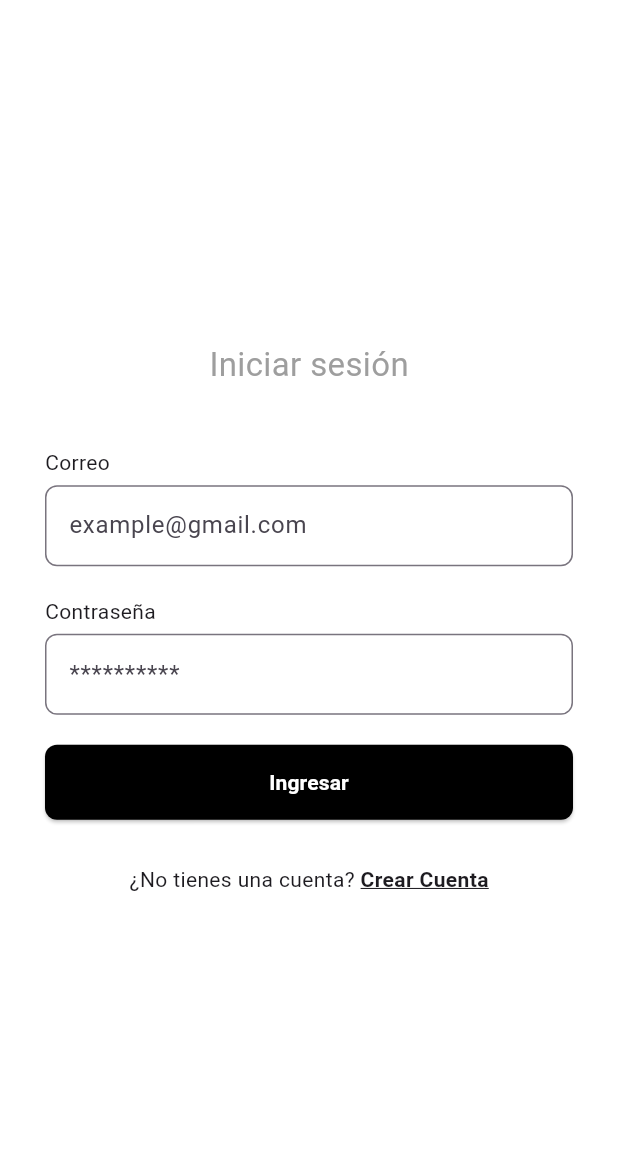
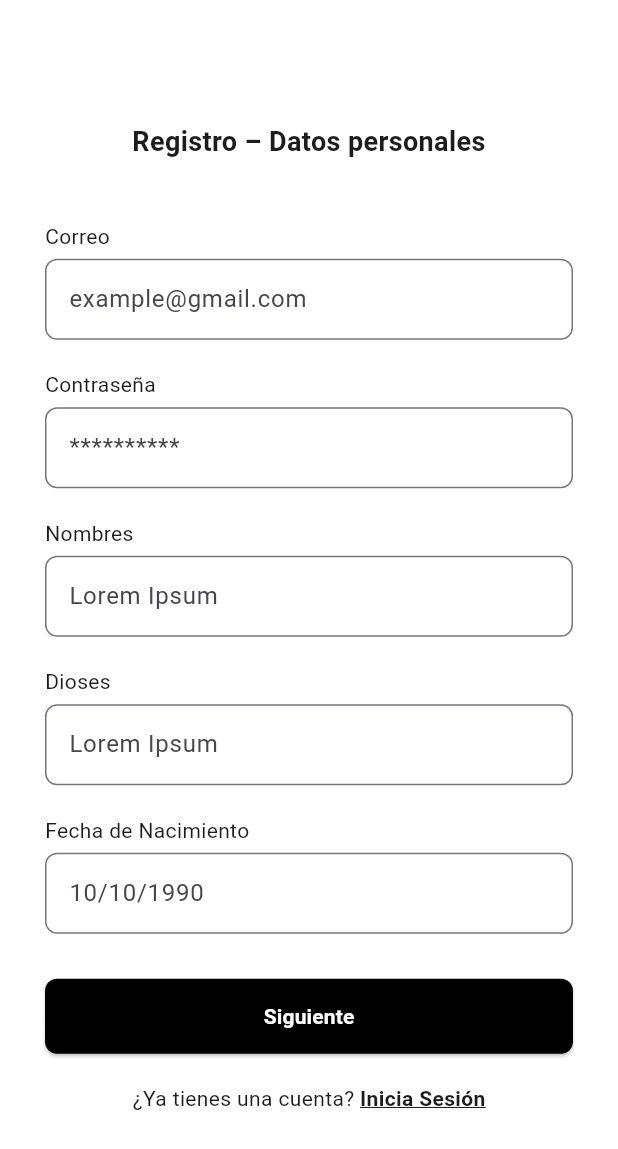
Before and after one commit to TP1202510024/MLTDAH-Frontend, a Flutter app: the screen it shows after launch, after a tap on "Crear Cuenta", on a phone screen of 412 x 824 dp. Shown: the top 1149 px of the screen. Run offline on Flutter 3.47's test engine with Material 3 defaults, Android fonts, the phone set to English and light mode, and no system bars; our stand-ins replace image_picker.

Commit message:
feature/HU-01 Pantallas de registro de usuario

```diff
--- a/lib/main.dart
+++ b/lib/main.dart
@@ -1,8 +1,8 @@
 import 'package:flutter/material.dart';
-import 'package:mltdah_frontend/screens/login_screen.dart';
+import 'routes/app_routes.dart';
 
 void main() {
-  runApp(MyApp());
+  runApp(const MyApp());
 }
 
 class MyApp extends StatelessWidget {
@@ -18,7 +18,8 @@ class MyApp extends StatelessWidget {
         scaffoldBackgroundColor: Colors.white,
         fontFamily: 'Roboto',
       ),
-      home: LoginScreen(),
+      initialRoute: AppRoutes.login,
+      routes: AppRoutes.routes,
     );
   }
 }
--- /dev/null
+++ b/lib/routes/app_routes.dart
@@ -0,0 +1,22 @@
+import 'package:flutter/material.dart';
+import '../screens/login_screen.dart';
+import '../screens/register/register_step1.dart';
+import '../screens/register/register_step2.dart';
+import '../screens/register/register_step3.dart';
+import '../screens/register/register_success.dart';
+
+class AppRoutes {
+  static const String login = '/';
+  static const String registerStep1 = '/register-step1';
+  static const String registerStep2 = '/register-step2';
+  static const String registerStep3 = '/register-step3';
+  static const String registerSuccess = '/register-success';
+
+  static Map<String, WidgetBuilder> routes = {
+    login: (context) => const LoginScreen(),
+    registerStep1: (context) => const RegisterStep1(),
+    registerStep2: (context) => const RegisterStep2(),
+    registerStep3: (context) => const RegisterStep3(),
+    registerSuccess: (context) => const RegisterSuccess(),
+  };
+}
--- a/lib/screens/login_screen.dart
+++ b/lib/screens/login_screen.dart
@@ -1,4 +1,7 @@
 import 'package:flutter/material.dart';
+import '../routes/app_routes.dart';
+import '../widgets/custom_text_field.dart';
+import '../widgets/custom_button.dart';
 
 class LoginScreen extends StatefulWidget {
   const LoginScreen({super.key});
@@ -15,16 +18,14 @@ class _LoginScreenState extends State<LoginScreen> {
     final email = _emailController.text.trim();
     final password = _passwordController.text.trim();
 
-    // Aquí irá la lógica de autenticación (simulada por ahora)
+    // Lógica simulada de autenticación
     if (email == "example@gmail.com" && password == "12345678") {
-      // Acceso concedido
       ScaffoldMessenger.of(context).showSnackBar(
-        SnackBar(content: Text("Inicio de sesión exitoso")),
+        const SnackBar(content: Text("Inicio de sesión exitoso")),
       );
     } else {
-      // Acceso denegado
       ScaffoldMessenger.of(context).showSnackBar(
-        SnackBar(content: Text("Correo o contraseña incorrectos")),
+        const SnackBar(content: Text("Correo o contraseña incorrectos")),
       );
     }
   }
@@ -47,76 +48,25 @@ class _LoginScreenState extends State<LoginScreen> {
               ),
               const SizedBox(height: 40),
 
-              Align(
-                alignment: Alignment.centerLeft,
-                child: Text("Correo"),
-              ),
-              const SizedBox(height: 5),
-              TextField(
+              CustomTextField(
+                label: "Correo",
+                hintText: "example@gmail.com",
                 controller: _emailController,
-                decoration: InputDecoration(
-                  hintText: "example@gmail.com",
-                  border: OutlineInputBorder(
-                    borderRadius: BorderRadius.circular(8),
-                  ),
-                  contentPadding: const EdgeInsets.symmetric(
-                    vertical: 15,
-                    horizontal: 12,
-                  ),
-                ),
+                keyboardType: TextInputType.emailAddress,
               ),
               const SizedBox(height: 20),
 
-              Align(
-                alignment: Alignment.centerLeft,
-                child: Text("Contraseña"),
-              ),
-              const SizedBox(height: 5),
-              TextField(
+              CustomTextField(
+                label: "Contraseña",
+                hintText: "**********",
                 controller: _passwordController,
                 obscureText: true,
-                decoration: InputDecoration(
-                  hintText: "**********",
-                  border: OutlineInputBorder(
-                    borderRadius: BorderRadius.circular(8),
-                  ),
-                  contentPadding: const EdgeInsets.symmetric(
-                    vertical: 15,
-                    horizontal: 12,
-                  ),
-                ),
               ),
-              const SizedBox(height: 10),
+              const SizedBox(height: 20),
 
-             /* Align(
-                alignment: Alignment.centerRight,
-                child: TextButton(
-                  onPressed: () {
-                    // Navegar a "¿Olvidaste tu contraseña?"
-                  },
-                  child: const Text("¿Olvidaste tu contraseña?"),
-                ),
-              ),*/
-
-              const SizedBox(height: 10),
-
-              SizedBox(
-                width: double.infinity,
-                height: 50,
-                child: ElevatedButton(
-                  style: ElevatedButton.styleFrom(
-                    backgroundColor: Colors.black,
-                    foregroundColor: Colors.white,
-                    shape: RoundedRectangleBorder(
-                      borderRadius: BorderRadius.circular(8),
-                    ),
-                  ),
-                  onPressed: _login,
-                  child: const Text(
-                    "Ingresar",
-                    style: TextStyle(fontWeight: FontWeight.bold),
-                  ),
-                ),
+              CustomButton(
+                text: "Ingresar",
+                onPressed: _login,
               ),
               const SizedBox(height: 30),
 
@@ -126,7 +76,7 @@ class _LoginScreenState extends State<LoginScreen> {
                   const Text("¿No tienes una cuenta? "),
                   GestureDetector(
                     onTap: () {
-                      // Navegar a registro
+                      Navigator.pushNamed(context, AppRoutes.registerStep1);
                     },
                     child: const Text(
                       "Crear Cuenta",
--- /dev/null
+++ b/lib/screens/register/register_step1.dart
@@ -0,0 +1,127 @@
+import 'package:flutter/material.dart';
+import '../../routes/app_routes.dart';
+import '../../widgets/custom_text_field.dart';
+import '../../widgets/custom_button.dart';
+
+class RegisterStep1 extends StatefulWidget {
+  const RegisterStep1({super.key});
+
+  @override
+  State<RegisterStep1> createState() => _RegisterStep1State();
+}
+
+class _RegisterStep1State extends State<RegisterStep1> {
+  final _emailController = TextEditingController();
+  final _passwordController = TextEditingController();
+  final _nameController = TextEditingController();
+  final _lastNameController = TextEditingController(); // "Dioses"
+  final _birthdateController = TextEditingController();
+
+  Future<void> _selectDate() async {
+    final now = DateTime.now();
+    final picked = await showDatePicker(
+      context: context,
+      initialDate: DateTime(1990, 1, 1),
+      firstDate: DateTime(1900),
+      lastDate: now,
+    );
+    if (picked != null) {
+      _birthdateController.text = "${picked.day}/${picked.month}/${picked.year}";
+    }
+  }
+
+  void _goToNextStep() {
+    // Aquí puedes guardar temporalmente los datos o pasarlos por argumentos
+    Navigator.pushNamed(context, '/register-step2');
+  }
+
+  @override
+  Widget build(BuildContext context) {
+    return Scaffold(
+      body: Center(
+        child: SingleChildScrollView(
+          padding: const EdgeInsets.symmetric(horizontal: 30),
+          child: Column(
+            crossAxisAlignment: CrossAxisAlignment.stretch,
+            children: [
+              const Text(
+                'Registro – Datos personales',
+                textAlign: TextAlign.center,
+                style: TextStyle(fontSize: 18, fontWeight: FontWeight.bold),
+              ),
+              const SizedBox(height: 40),
+
+              CustomTextField(
+                label: "Correo",
+                hintText: "example@gmail.com",
+                controller: _emailController,
+                keyboardType: TextInputType.emailAddress,
+              ),
+              const SizedBox(height: 20),
+
+              CustomTextField(
+                label: "Contraseña",
+                hintText: "**********",
+                controller: _passwordController,
+                obscureText: true,
+              ),
+              const SizedBox(height: 20),
+
+              CustomTextField(
+                label: "Nombres",
+                hintText: "Lorem Ipsum",
+                controller: _nameController,
+              ),
+              const SizedBox(height: 20),
+
+              CustomTextField(
+                label: "Dioses", // Ajusta el label si "Dioses" no es correcto
+                hintText: "Lorem Ipsum",
+                controller: _lastNameController,
+              ),
+              const SizedBox(height: 20),
+
+              GestureDetector(
+                onTap: _selectDate,
+                child: AbsorbPointer(
+                  child: CustomTextField(
+                    label: "Fecha de Nacimiento",
+                    hintText: "10/10/1990",
+                    controller: _birthdateController,
+                    keyboardType: TextInputType.datetime,
+                  ),
+                ),
+              ),
+              const SizedBox(height: 30),
+
+              CustomButton(
+                text: "Siguiente",
+                onPressed: _goToNextStep,
+              ),
+              const SizedBox(height: 20),
+
+              Row(
+                mainAxisAlignment: MainAxisAlignment.center,
+                children: [
+                  const Text("¿Ya tienes una cuenta? "),
+                  GestureDetector(
+                    onTap: () {
+                      Navigator.pushNamed(context, AppRoutes.login);
+                    },
+                    child: const Text(
+                      "Inicia Sesión",
+                      style: TextStyle(
+                        fontWeight: FontWeight.bold,
+                        decoration: TextDecoration.underline,
+                      ),
+                    ),
+                  ),
+                ],
+              ),
+            ],
+          ),
+        ),
+      ),
+    );
+  }
+}
--- a/lib/widgets/custom_button.dart
+++ b/lib/widgets/custom_button.dart
@@ -0,0 +1,34 @@
+import 'package:flutter/material.dart';
+
+class CustomButton extends StatelessWidget {
+  final String text;
+  final VoidCallback onPressed;
+
+  const CustomButton({
+    super.key,
+    required this.text,
+    required this.onPressed,
+  });
+
+  @override
+  Widget build(BuildContext context) {
+    return SizedBox(
+      width: double.infinity,
+      height: 50,
+      child: ElevatedButton(
+        style: ElevatedButton.styleFrom(
+          backgroundColor: Colors.black,
+          foregroundColor: Colors.white,
+          shape: RoundedRectangleBorder(
+            borderRadius: BorderRadius.circular(8),
+          ),
+        ),
+        onPressed: onPressed,
+        child: Text(
+          text,
+          style: const TextStyle(fontWeight: FontWeight.bold),
+        ),
+      ),
+    );
+  }
+}
--- a/lib/widgets/custom_text_field.dart
+++ b/lib/widgets/custom_text_field.dart
@@ -0,0 +1,44 @@
+import 'package:flutter/material.dart';
+
+class CustomTextField extends StatelessWidget {
+  final String label;
+  final String? hintText;
+  final TextEditingController controller;
+  final bool obscureText;
+  final TextInputType keyboardType;
+
+  const CustomTextField({
+    super.key,
+    required this.label,
+    required this.controller,
+    this.hintText,
+    this.obscureText = false,
+    this.keyboardType = TextInputType.text,
+  });
+
+  @override
+  Widget build(BuildContext context) {
+    return Column(
+      crossAxisAlignment: CrossAxisAlignment.start,
+      children: [
+        Text(label),
+        const SizedBox(height: 5),
+        TextField(
+          controller: controller,
+          obscureText: obscureText,
+          keyboardType: keyboardType,
+          decoration: InputDecoration(
+            hintText: hintText ?? '',
+            border: OutlineInputBorder(
+              borderRadius: BorderRadius.circular(8),
+            ),
+            contentPadding: const EdgeInsets.symmetric(
+              vertical: 15,
+              horizontal: 12,
+            ),
+          ),
+        ),
+      ],
+    );
+  }
+}
--- a/pubspec.yaml
+++ b/pubspec.yaml
@@ -30,7 +30,7 @@ environment:
 dependencies:
   flutter:
     sdk: flutter
-
+  image_picker: ^0.8.4+3
 
   # The following adds the Cupertino Icons font to your application.
   # Use with the CupertinoIcons class for iOS style icons.
```
Also changed, not shown: lib/screens/register/register_step2.dart (added, +107 -0 lines), lib/screens/register/register_step3.dart (added, +132 -0 lines), lib/screens/register/register_success.dart (added, +66 -0 lines), lib/widgets/profile_photo_picker.dart (added, +42 -0 lines), pubspec.lock, 6 other files.
